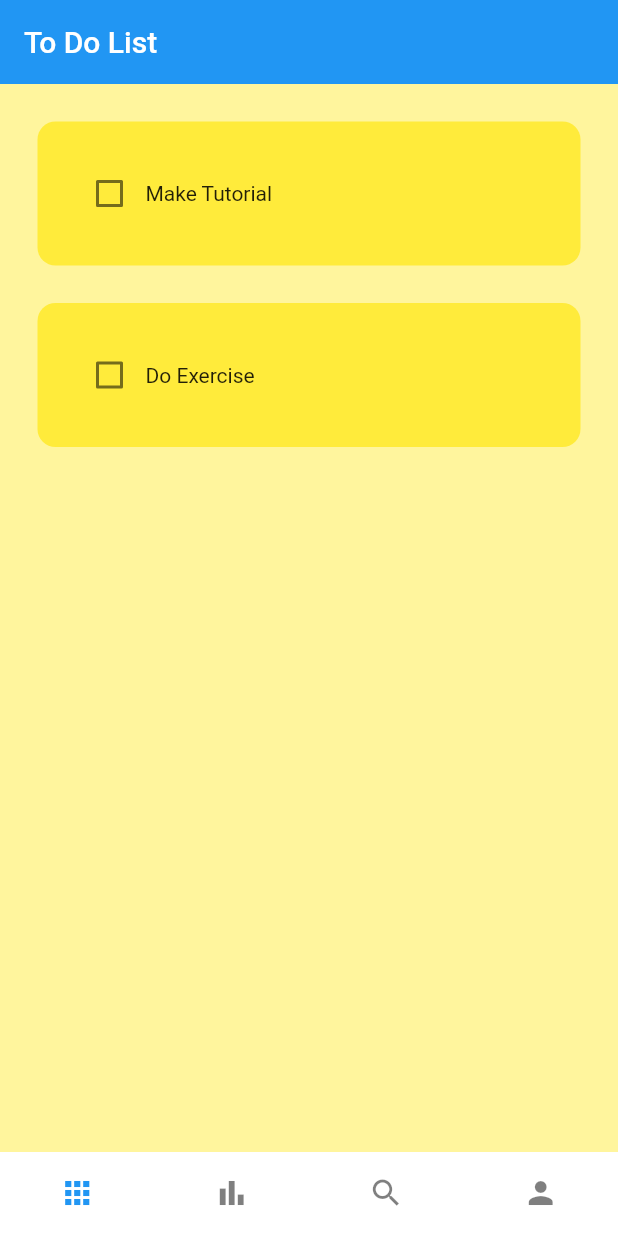
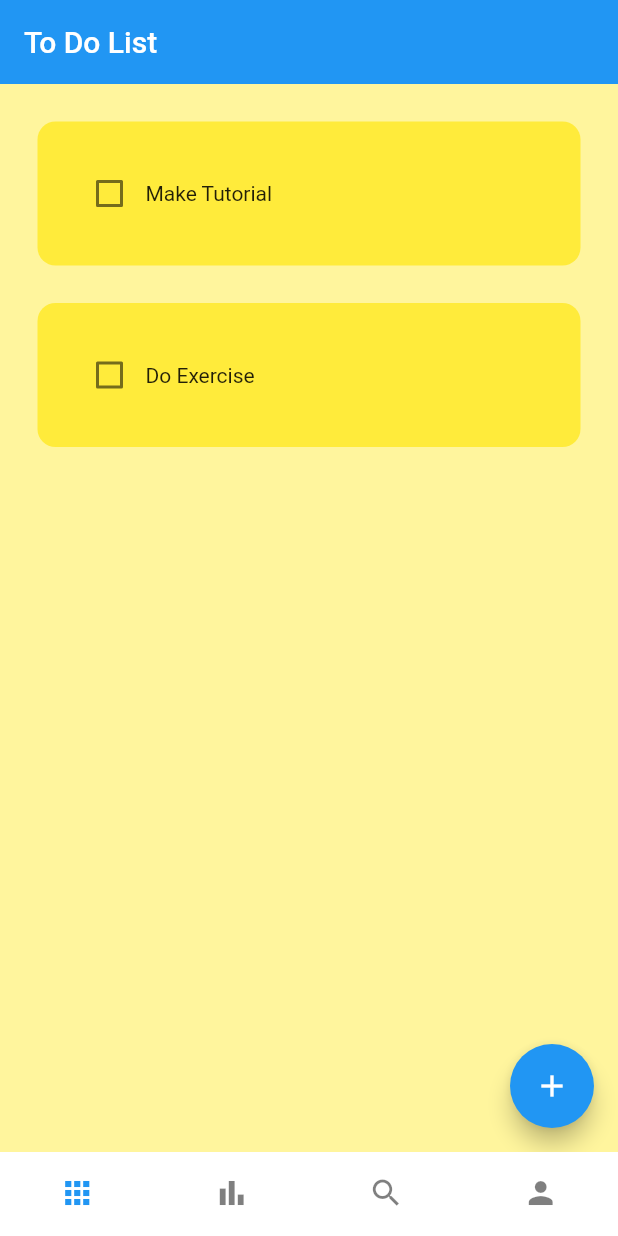
Before and after one commit to simonjv01/bottom_navigation_bar, a Flutter app: the screen it shows after launch, on a phone screen of 412 x 824 dp. Run offline on Flutter 3.47's test engine with Material 2 defaults, Android fonts, the phone set to English and light mode, and no system bars.

Commit message:
added floating action button

```diff
--- a/lib/pages/navpages/home_page.dart
+++ b/lib/pages/navpages/home_page.dart
@@ -21,6 +21,13 @@ class _HomePageState extends State<HomePage> {
         toDoList[index][1] = !toDoList[index][1];
       });
   }
+
+  // create a new task
+  void createNewTask() {
+
+  }
+
+
   @override
   Widget build(BuildContext context) {
     return Scaffold(
@@ -28,6 +35,10 @@ class _HomePageState extends State<HomePage> {
       appBar: AppBar(
         title: const Text('To Do List'),
         elevation: 0,
+      ),
+      floatingActionButton: FloatingActionButton(
+        onPressed: createNewTask,
+        child: const Icon(Icons.add),
       ),
       body: ListView.builder(
           itemCount: toDoList.length,
```
